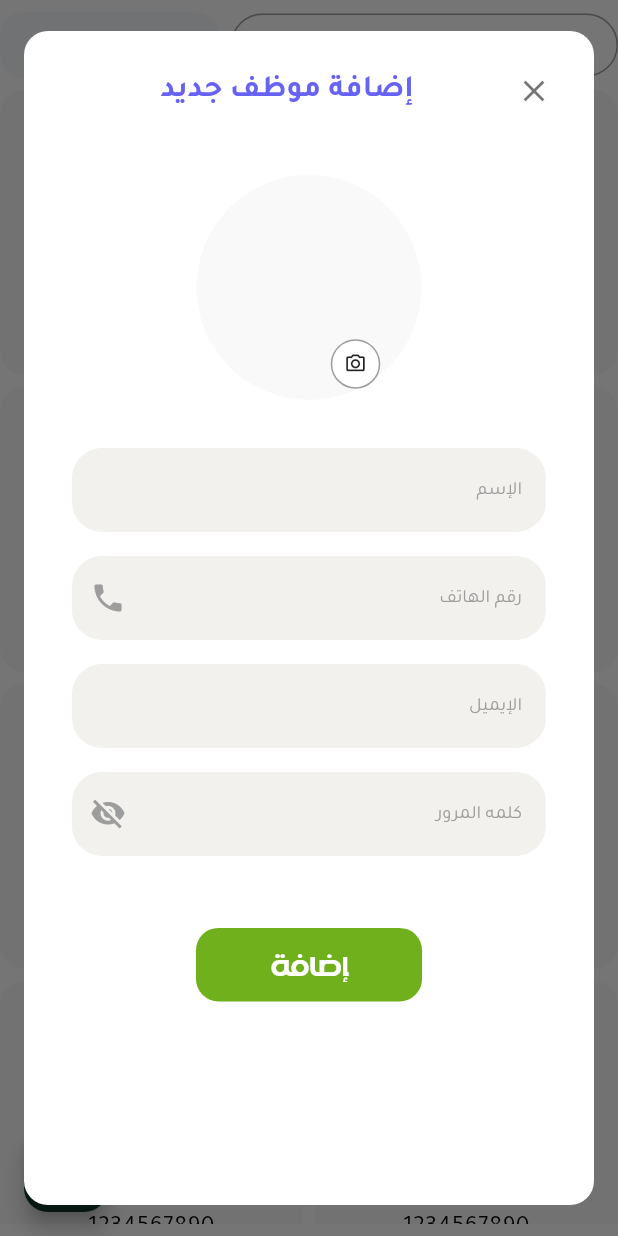
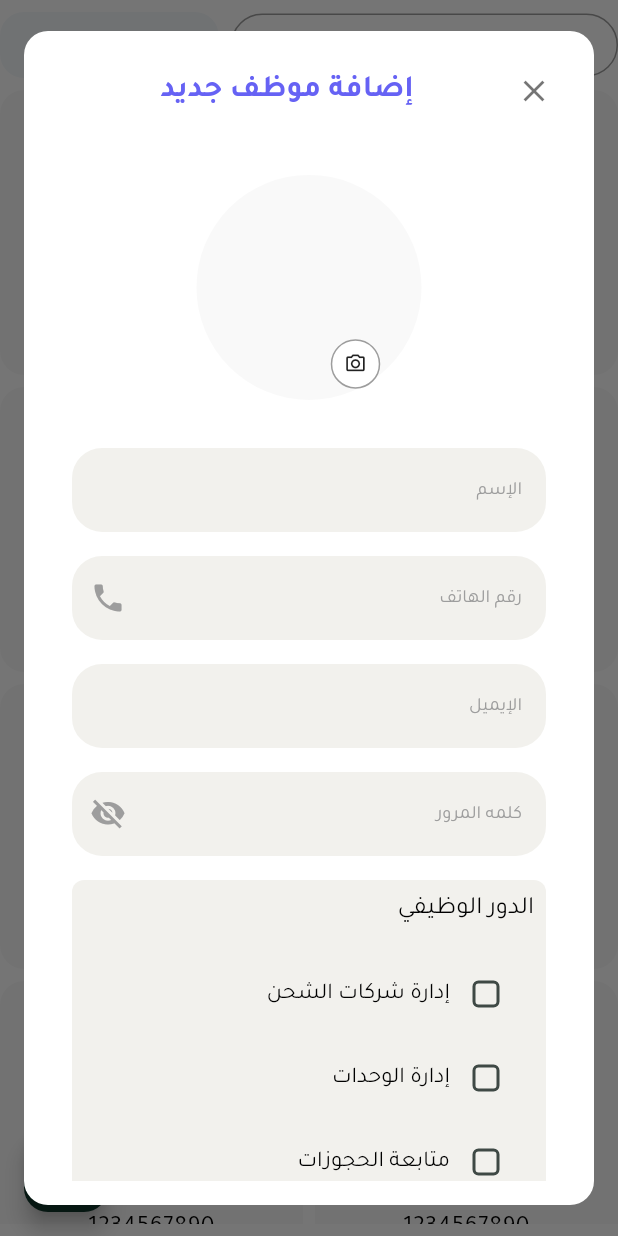
Before and after one commit to Mahmoud-Adel-Ali/Lockers_Admin_Dashboard, a Flutter app: the EmployeesView screen opened directly, after a tap on the "add" icon, on a phone screen of 412 x 824 dp. Run offline on Flutter 3.47's test engine with Material 3 defaults, Android fonts, the phone set to English and light mode, and no system bars; our stand-ins replace awesome_dialog, flutter_svg, lottie, modal_progress_hud_nsn, percent_indicator, pinput; missing offline and left inert: bitsdojo_window.

Commit message:
Add Employee Dialog part two

```diff
--- /dev/null
+++ b/lib/core/widgets/custom_labeled_checkbox.dart
@@ -0,0 +1,68 @@
+import 'package:flutter/material.dart';
+
+import '../utils/app_colors.dart';
+
+class CustomLabeledCheckBox extends StatefulWidget {
+  final String label;
+  final bool initialValue;
+  final ValueChanged<bool> onChanged;
+
+  const CustomLabeledCheckBox({
+    super.key,
+    required this.label,
+    required this.initialValue,
+    required this.onChanged,
+  });
+
+  @override
+  State<CustomLabeledCheckBox> createState() => _CustomLabeledCheckBoxState();
+}
+
+class _CustomLabeledCheckBoxState extends State<CustomLabeledCheckBox> {
+  late bool _value;
+
+  @override
+  void initState() {
+    super.initState();
+    _value = widget.initialValue;
+  }
+
+  void _toggleValue(bool? newValue) {
+    setState(() {
+      _value = newValue ?? false;
+    });
+    widget.onChanged(_value);
+  }
+
+  @override
+  Widget build(BuildContext context) {
+    return Directionality(
+      textDirection: TextDirection.rtl, // Arabic layout
+      child: InkWell(
+        borderRadius: BorderRadius.circular(6),
+        onTap: () => _toggleValue(!_value),
+        child: Padding(
+          padding: const EdgeInsets.symmetric(horizontal: 8, vertical: 4),
+          child: Row(
+            children: [
+              Checkbox(
+                value: _value,
+                onChanged: _toggleValue,
+                shape: RoundedRectangleBorder(
+                  borderRadius: BorderRadius.circular(4),
+                ),
+                activeColor: AppColors.main,
+              ),
+              Expanded(
+                child: Text(
+                  widget.label,
+                  style: const TextStyle(fontSize: 15, color: Colors.black),
+                ),
+              ),
+            ],
+          ),
+        ),
+      ),
+    );
+  }
+}
--- a/lib/features/employees/presentation/views/widgets/add_new_unit_dialog.dart
+++ b/lib/features/employees/presentation/views/widgets/add_new_unit_dialog.dart
@@ -3,8 +3,10 @@ import 'package:flutter/material.dart';
 import '../../../../../../core/utils/size_config.dart';
 import '../../../../../../core/widgets/custom_dialog.dart';
 import '../../../../../core/utils/app_colors.dart';
+import '../../../../../core/utils/app_text_styles.dart';
 import '../../../../../core/widgets/circular_button.dart';
 import '../../../../../core/widgets/custom_button.dart';
+import '../../../../../core/widgets/custom_labeled_checkbox.dart';
 import '../../../../../core/widgets/custom_phone_text_filed.dart';
 import '../../../../../core/widgets/custom_text_form_field.dart';
 import '../../../../../core/widgets/custom_text_password.dart';
@@ -61,7 +63,56 @@ class AddNewUnitForm extends StatelessWidget {
             CustomPhoneTextField(),
             CustomTextFormField(hintText: 'الإيميل'),
             CustomPasswordField(),
-
+            Container(
+              padding: const EdgeInsets.all(8.0),
+              decoration: BoxDecoration(
+                color: AppColors.filedGrey,
+                borderRadius: BorderRadius.circular(8),
+              ),
+              child: Column(
+                children: [
+                  Row(
+                    children: [
+                      Text(
+                        'الدور الوظيفي',
+                        style: AppTextStyles.style16w400(context),
+                      ),
+                    ],
+                  ),
+                  SizedBox(height: 16),
+                  CustomLabeledCheckBox(
+                    label: 'إدارة شركات الشحن',
+                    initialValue: false,
+                    onChanged: (value) {},
+                  ),
+                  CustomLabeledCheckBox(
+                    label: 'إدارة الوحدات',
+                    initialValue: false,
+                    onChanged: (value) {},
+                  ),
+                  CustomLabeledCheckBox(
+                    label: 'متابعة الحجوزات',
+                    initialValue: false,
+                    onChanged: (value) {},
+                  ),
+                  CustomLabeledCheckBox(
+                    label: 'إدارة العملاء',
+                    initialValue: false,
+                    onChanged: (value) {},
+                  ),
+                  CustomLabeledCheckBox(
+                    label: 'إدارة الشكاوي',
+                    initialValue: false,
+                    onChanged: (value) {},
+                  ),
+                  CustomLabeledCheckBox(
+                    label: 'إدارة قسم الصيانة',
+                    initialValue: false,
+                    onChanged: (value) {},
+                  ),
+                ],
+              ),
+            ),
             SizedBox(height: 16),
             CustomButton(
               text: 'إضافة',
```
